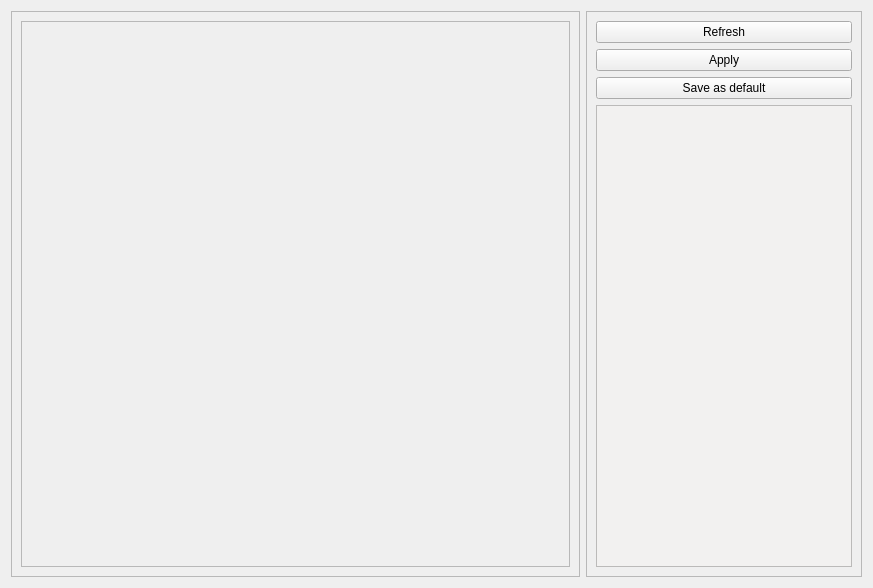
Above: march_rqt_gait_selection/resource/gait_selection.ui from project-march/ProjectMarch before the change. Below: the same form after it.
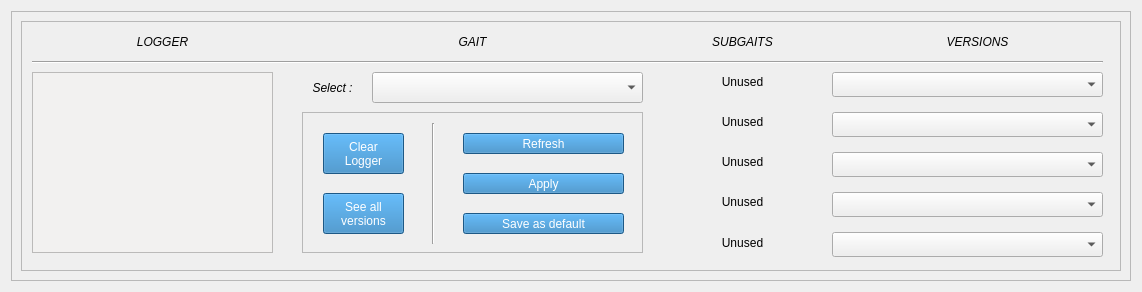
That is the form after the change.

Commit message:
Created a new UI for the march rqt gait selection interface using the qt application.
It has a new layout which differs a lot from the old version. It is much more compact and is build to be opened next to the march rqt input device.

The edit to the form file:
```diff
--- a/march_rqt_gait_selection/resource/gait_selection.ui
+++ b/march_rqt_gait_selection/resource/gait_selection.ui
@@ -6,10 +6,22 @@
    <rect>
     <x>0</x>
     <y>0</y>
-    <width>873</width>
-    <height>588</height>
+    <width>1138</width>
+    <height>288</height>
    </rect>
   </property>
+  <property name="sizePolicy">
+   <sizepolicy hsizetype="MinimumExpanding" vsizetype="MinimumExpanding">
+    <horstretch>1</horstretch>
+    <verstretch>1</verstretch>
+   </sizepolicy>
+  </property>
+  <property name="maximumSize">
+   <size>
+    <width>16777215</width>
+    <height>16777215</height>
+   </size>
+  </property>
   <property name="windowTitle">
    <string>March Gait Selection</string>
   </property>
@@ -25,90 +37,650 @@
     padding: 0 3px 0 3px;
 }</string>
   </property>
-  <layout class="QGridLayout" name="gridLayout">
-   <item row="0" column="1">
-    <widget class="QFrame" name="Settings">
-     <property name="sizePolicy">
-      <sizepolicy hsizetype="Fixed" vsizetype="Preferred">
-       <horstretch>0</horstretch>
-       <verstretch>0</verstretch>
-      </sizepolicy>
-     </property>
-     <property name="frameShape">
-      <enum>QFrame::StyledPanel</enum>
-     </property>
-     <property name="frameShadow">
-      <enum>QFrame::Raised</enum>
-     </property>
-     <layout class="QVBoxLayout" name="verticalLayout">
-      <item>
-       <widget class="QPushButton" name="Refresh">
-        <property name="text">
-         <string>Refresh</string>
-        </property>
-       </widget>
-      </item>
-      <item>
-       <widget class="QPushButton" name="Apply">
-        <property name="text">
-         <string>Apply</string>
-        </property>
-       </widget>
-      </item>
-      <item>
-       <widget class="QPushButton" name="SaveDefault">
-        <property name="text">
-         <string>Save as default</string>
-        </property>
-       </widget>
-      </item>
-      <item>
-       <widget class="QPlainTextEdit" name="Log">
-        <property name="enabled">
-         <bool>false</bool>
-        </property>
-        <property name="autoFillBackground">
-         <bool>false</bool>
-        </property>
-        <property name="styleSheet">
-         <string notr="true">#Log {
-background-color: #F2F1F0
-}</string>
-        </property>
-       </widget>
-      </item>
-     </layout>
-    </widget>
-   </item>
+  <layout class="QGridLayout" name="gridLayout" rowstretch="0">
    <item row="0" column="0">
     <widget class="QFrame" name="Gaits">
      <property name="sizePolicy">
-      <sizepolicy hsizetype="MinimumExpanding" vsizetype="MinimumExpanding">
+      <sizepolicy hsizetype="Maximum" vsizetype="Maximum">
        <horstretch>0</horstretch>
        <verstretch>0</verstretch>
       </sizepolicy>
      </property>
+     <property name="layoutDirection">
+      <enum>Qt::LeftToRight</enum>
+     </property>
+     <property name="autoFillBackground">
+      <bool>false</bool>
+     </property>
      <property name="frameShape">
       <enum>QFrame::StyledPanel</enum>
      </property>
      <property name="frameShadow">
       <enum>QFrame::Raised</enum>
      </property>
-     <layout class="QVBoxLayout" name="verticalLayout_2">
+     <layout class="QVBoxLayout" name="HLayout_2" stretch="0">
       <item>
-       <widget class="QScrollArea" name="scrollArea">
+       <widget class="QScrollArea" name="GaitSelectionInterface">
+        <property name="enabled">
+         <bool>true</bool>
+        </property>
+        <property name="sizePolicy">
+         <sizepolicy hsizetype="Fixed" vsizetype="Fixed">
+          <horstretch>0</horstretch>
+          <verstretch>0</verstretch>
+         </sizepolicy>
+        </property>
+        <property name="minimumSize">
+         <size>
+          <width>1100</width>
+          <height>250</height>
+         </size>
+        </property>
+        <property name="layoutDirection">
+         <enum>Qt::LeftToRight</enum>
+        </property>
+        <property name="autoFillBackground">
+         <bool>false</bool>
+        </property>
         <property name="widgetResizable">
          <bool>true</bool>
         </property>
-        <widget class="QWidget" name="content">
+        <property name="alignment">
+         <set>Qt::AlignCenter</set>
+        </property>
+        <widget class="QWidget" name="Content">
          <property name="geometry">
           <rect>
            <x>0</x>
            <y>0</y>
-           <width>551</width>
-           <height>548</height>
+           <width>1098</width>
+           <height>248</height>
           </rect>
          </property>
+         <property name="autoFillBackground">
+          <bool>true</bool>
+         </property>
+         <widget class="QComboBox" name="GaitMenu">
+          <property name="enabled">
+           <bool>true</bool>
+          </property>
+          <property name="geometry">
+           <rect>
+            <x>350</x>
+            <y>50</y>
+            <width>271</width>
+            <height>31</height>
+           </rect>
+          </property>
+          <property name="sizePolicy">
+           <sizepolicy hsizetype="Expanding" vsizetype="Expanding">
+            <horstretch>0</horstretch>
+            <verstretch>0</verstretch>
+           </sizepolicy>
+          </property>
+          <property name="font">
+           <font>
+            <family>Ubuntu Condensed</family>
+           </font>
+          </property>
+         </widget>
+         <widget class="QScrollArea" name="Buttons">
+          <property name="enabled">
+           <bool>true</bool>
+          </property>
+          <property name="geometry">
+           <rect>
+            <x>280</x>
+            <y>90</y>
+            <width>341</width>
+            <height>141</height>
+           </rect>
+          </property>
+          <property name="sizePolicy">
+           <sizepolicy hsizetype="Expanding" vsizetype="Expanding">
+            <horstretch>0</horstretch>
+            <verstretch>0</verstretch>
+           </sizepolicy>
+          </property>
+          <property name="styleSheet">
+           <string notr="true">QPushButton{background:  #287cbc}
+QPushButton{color:  #FFFFFF}</string>
+          </property>
+          <property name="widgetResizable">
+           <bool>true</bool>
+          </property>
+          <widget class="QWidget" name="ButtonContent">
+           <property name="geometry">
+            <rect>
+             <x>0</x>
+             <y>0</y>
+             <width>339</width>
+             <height>139</height>
+            </rect>
+           </property>
+           <widget class="QPushButton" name="SaveDefault">
+            <property name="geometry">
+             <rect>
+              <x>160</x>
+              <y>100</y>
+              <width>161</width>
+              <height>21</height>
+             </rect>
+            </property>
+            <property name="sizePolicy">
+             <sizepolicy hsizetype="Expanding" vsizetype="Expanding">
+              <horstretch>0</horstretch>
+              <verstretch>0</verstretch>
+             </sizepolicy>
+            </property>
+            <property name="toolTip">
+             <string>&lt;html&gt;&lt;head/&gt;&lt;body&gt;&lt;p&gt;Save the current selected versions as default&lt;/p&gt;&lt;/body&gt;&lt;/html&gt;</string>
+            </property>
+            <property name="styleSheet">
+             <string notr="true"/>
+            </property>
+            <property name="text">
+             <string>Save as default</string>
+            </property>
+           </widget>
+           <widget class="QPushButton" name="Apply">
+            <property name="geometry">
+             <rect>
+              <x>160</x>
+              <y>60</y>
+              <width>161</width>
+              <height>21</height>
+             </rect>
+            </property>
+            <property name="sizePolicy">
+             <sizepolicy hsizetype="Expanding" vsizetype="Expanding">
+              <horstretch>0</horstretch>
+              <verstretch>0</verstretch>
+             </sizepolicy>
+            </property>
+            <property name="toolTip">
+             <string>&lt;html&gt;&lt;head/&gt;&lt;body&gt;&lt;p&gt;Apply the current changes, if another gait is selected the changes will be lost&lt;/p&gt;&lt;/body&gt;&lt;/html&gt;</string>
+            </property>
+            <property name="styleSheet">
+             <string notr="true"/>
+            </property>
+            <property name="text">
+             <string>Apply</string>
+            </property>
+           </widget>
+           <widget class="QPushButton" name="Refresh">
+            <property name="geometry">
+             <rect>
+              <x>160</x>
+              <y>20</y>
+              <width>161</width>
+              <height>21</height>
+             </rect>
+            </property>
+            <property name="sizePolicy">
+             <sizepolicy hsizetype="Expanding" vsizetype="Expanding">
+              <horstretch>0</horstretch>
+              <verstretch>0</verstretch>
+             </sizepolicy>
+            </property>
+            <property name="toolTip">
+             <string>&lt;html&gt;&lt;head/&gt;&lt;body&gt;&lt;p&gt;Refresh the gait version map&lt;/p&gt;&lt;/body&gt;&lt;/html&gt;</string>
+            </property>
+            <property name="styleSheet">
+             <string notr="true"/>
+            </property>
+            <property name="text">
+             <string>Refresh</string>
+            </property>
+           </widget>
+           <widget class="QPushButton" name="ClearLogger">
+            <property name="geometry">
+             <rect>
+              <x>20</x>
+              <y>20</y>
+              <width>81</width>
+              <height>41</height>
+             </rect>
+            </property>
+            <property name="text">
+             <string>Clear 
+Logger</string>
+            </property>
+           </widget>
+           <widget class="QPushButton" name="SeeAllVersions">
+            <property name="geometry">
+             <rect>
+              <x>20</x>
+              <y>80</y>
+              <width>81</width>
+              <height>41</height>
+             </rect>
+            </property>
+            <property name="toolTip">
+             <string>&lt;html&gt;&lt;head/&gt;&lt;body&gt;&lt;p&gt;Create pop up to display all gaits and subgait versions&lt;/p&gt;&lt;/body&gt;&lt;/html&gt;</string>
+            </property>
+            <property name="text">
+             <string>See all 
+versions</string>
+            </property>
+           </widget>
+           <widget class="Line" name="Splitter">
+            <property name="geometry">
+             <rect>
+              <x>120</x>
+              <y>10</y>
+              <width>20</width>
+              <height>121</height>
+             </rect>
+            </property>
+            <property name="orientation">
+             <enum>Qt::Vertical</enum>
+            </property>
+           </widget>
+          </widget>
+         </widget>
+         <widget class="QLabel" name="LabelSubgait">
+          <property name="geometry">
+           <rect>
+            <x>630</x>
+            <y>10</y>
+            <width>181</width>
+            <height>20</height>
+           </rect>
+          </property>
+          <property name="sizePolicy">
+           <sizepolicy hsizetype="Expanding" vsizetype="Expanding">
+            <horstretch>0</horstretch>
+            <verstretch>0</verstretch>
+           </sizepolicy>
+          </property>
+          <property name="font">
+           <font>
+            <italic>true</italic>
+           </font>
+          </property>
+          <property name="text">
+           <string>SUBGAITS</string>
+          </property>
+          <property name="alignment">
+           <set>Qt::AlignCenter</set>
+          </property>
+         </widget>
+         <widget class="QPlainTextEdit" name="Log">
+          <property name="enabled">
+           <bool>false</bool>
+          </property>
+          <property name="geometry">
+           <rect>
+            <x>10</x>
+            <y>50</y>
+            <width>241</width>
+            <height>181</height>
+           </rect>
+          </property>
+          <property name="sizePolicy">
+           <sizepolicy hsizetype="Expanding" vsizetype="Expanding">
+            <horstretch>0</horstretch>
+            <verstretch>0</verstretch>
+           </sizepolicy>
+          </property>
+          <property name="autoFillBackground">
+           <bool>false</bool>
+          </property>
+          <property name="styleSheet">
+           <string notr="true">#Log {
+background-color: #F2F1F0
+}</string>
+          </property>
+          <property name="plainText">
+           <string/>
+          </property>
+         </widget>
+         <widget class="QLabel" name="LabelGait">
+          <property name="geometry">
+           <rect>
+            <x>280</x>
+            <y>10</y>
+            <width>341</width>
+            <height>20</height>
+           </rect>
+          </property>
+          <property name="sizePolicy">
+           <sizepolicy hsizetype="Expanding" vsizetype="Expanding">
+            <horstretch>0</horstretch>
+            <verstretch>0</verstretch>
+           </sizepolicy>
+          </property>
+          <property name="font">
+           <font>
+            <italic>true</italic>
+           </font>
+          </property>
+          <property name="text">
+           <string>GAIT</string>
+          </property>
+          <property name="alignment">
+           <set>Qt::AlignCenter</set>
+          </property>
+         </widget>
+         <widget class="QLabel" name="SubgaitLabel_0">
+          <property name="geometry">
+           <rect>
+            <x>630</x>
+            <y>50</y>
+            <width>181</width>
+            <height>20</height>
+           </rect>
+          </property>
+          <property name="sizePolicy">
+           <sizepolicy hsizetype="Expanding" vsizetype="Expanding">
+            <horstretch>0</horstretch>
+            <verstretch>0</verstretch>
+           </sizepolicy>
+          </property>
+          <property name="frameShape">
+           <enum>QFrame::NoFrame</enum>
+          </property>
+          <property name="frameShadow">
+           <enum>QFrame::Plain</enum>
+          </property>
+          <property name="text">
+           <string>Unused</string>
+          </property>
+          <property name="alignment">
+           <set>Qt::AlignCenter</set>
+          </property>
+         </widget>
+         <widget class="QLabel" name="SubgaitLabel_1">
+          <property name="geometry">
+           <rect>
+            <x>630</x>
+            <y>90</y>
+            <width>181</width>
+            <height>20</height>
+           </rect>
+          </property>
+          <property name="sizePolicy">
+           <sizepolicy hsizetype="Expanding" vsizetype="Expanding">
+            <horstretch>0</horstretch>
+            <verstretch>0</verstretch>
+           </sizepolicy>
+          </property>
+          <property name="text">
+           <string>Unused</string>
+          </property>
+          <property name="alignment">
+           <set>Qt::AlignCenter</set>
+          </property>
+         </widget>
+         <widget class="QLabel" name="SubgaitLabel_2">
+          <property name="geometry">
+           <rect>
+            <x>630</x>
+            <y>130</y>
+            <width>181</width>
+            <height>20</height>
+           </rect>
+          </property>
+          <property name="sizePolicy">
+           <sizepolicy hsizetype="Expanding" vsizetype="Expanding">
+            <horstretch>0</horstretch>
+            <verstretch>0</verstretch>
+           </sizepolicy>
+          </property>
+          <property name="text">
+           <string>Unused</string>
+          </property>
+          <property name="alignment">
+           <set>Qt::AlignCenter</set>
+          </property>
+         </widget>
+         <widget class="QLabel" name="SubgaitLabel_3">
+          <property name="geometry">
+           <rect>
+            <x>630</x>
+            <y>170</y>
+            <width>181</width>
+            <height>20</height>
+           </rect>
+          </property>
+          <property name="sizePolicy">
+           <sizepolicy hsizetype="Expanding" vsizetype="Expanding">
+            <horstretch>0</horstretch>
+            <verstretch>0</verstretch>
+           </sizepolicy>
+          </property>
+          <property name="text">
+           <string>Unused</string>
+          </property>
+          <property name="alignment">
+           <set>Qt::AlignCenter</set>
+          </property>
+         </widget>
+         <widget class="QLabel" name="SubgaitLabel_4">
+          <property name="enabled">
+           <bool>true</bool>
+          </property>
+          <property name="geometry">
+           <rect>
+            <x>630</x>
+            <y>210</y>
+            <width>181</width>
+            <height>21</height>
+           </rect>
+          </property>
+          <property name="sizePolicy">
+           <sizepolicy hsizetype="Expanding" vsizetype="Expanding">
+            <horstretch>0</horstretch>
+            <verstretch>0</verstretch>
+           </sizepolicy>
+          </property>
+          <property name="text">
+           <string>Unused</string>
+          </property>
+          <property name="alignment">
+           <set>Qt::AlignCenter</set>
+          </property>
+         </widget>
+         <widget class="QLabel" name="LabelSubgaitVersion">
+          <property name="geometry">
+           <rect>
+            <x>820</x>
+            <y>10</y>
+            <width>271</width>
+            <height>20</height>
+           </rect>
+          </property>
+          <property name="sizePolicy">
+           <sizepolicy hsizetype="Expanding" vsizetype="Expanding">
+            <horstretch>0</horstretch>
+            <verstretch>0</verstretch>
+           </sizepolicy>
+          </property>
+          <property name="font">
+           <font>
+            <italic>true</italic>
+           </font>
+          </property>
+          <property name="text">
+           <string>VERSIONS</string>
+          </property>
+          <property name="alignment">
+           <set>Qt::AlignCenter</set>
+          </property>
+         </widget>
+         <widget class="QComboBox" name="SubgaitMenu_0">
+          <property name="geometry">
+           <rect>
+            <x>810</x>
+            <y>50</y>
+            <width>271</width>
+            <height>25</height>
+           </rect>
+          </property>
+          <property name="sizePolicy">
+           <sizepolicy hsizetype="Expanding" vsizetype="Expanding">
+            <horstretch>0</horstretch>
+            <verstretch>0</verstretch>
+           </sizepolicy>
+          </property>
+          <property name="font">
+           <font>
+            <family>Ubuntu Condensed</family>
+           </font>
+          </property>
+         </widget>
+         <widget class="QComboBox" name="SubgaitMenu_1">
+          <property name="geometry">
+           <rect>
+            <x>810</x>
+            <y>90</y>
+            <width>271</width>
+            <height>25</height>
+           </rect>
+          </property>
+          <property name="sizePolicy">
+           <sizepolicy hsizetype="Expanding" vsizetype="Expanding">
+            <horstretch>0</horstretch>
+            <verstretch>0</verstretch>
+           </sizepolicy>
+          </property>
+          <property name="font">
+           <font>
+            <family>Ubuntu Condensed</family>
+           </font>
+          </property>
+         </widget>
+         <widget class="QComboBox" name="SubgaitMenu_2">
+          <property name="geometry">
+           <rect>
+            <x>810</x>
+            <y>130</y>
+            <width>271</width>
+            <height>25</height>
+           </rect>
+          </property>
+          <property name="sizePolicy">
+           <sizepolicy hsizetype="Expanding" vsizetype="Expanding">
+            <horstretch>0</horstretch>
+            <verstretch>0</verstretch>
+           </sizepolicy>
+          </property>
+          <property name="font">
+           <font>
+            <family>Ubuntu Condensed</family>
+           </font>
+          </property>
+         </widget>
+         <widget class="QComboBox" name="SubgaitMenu_3">
+          <property name="geometry">
+           <rect>
+            <x>810</x>
+            <y>170</y>
+            <width>271</width>
+            <height>25</height>
+           </rect>
+          </property>
+          <property name="sizePolicy">
+           <sizepolicy hsizetype="Expanding" vsizetype="Expanding">
+            <horstretch>0</horstretch>
+            <verstretch>0</verstretch>
+           </sizepolicy>
+          </property>
+          <property name="font">
+           <font>
+            <family>Ubuntu Condensed</family>
+           </font>
+          </property>
+         </widget>
+         <widget class="QComboBox" name="SubgaitMenu_4">
+          <property name="geometry">
+           <rect>
+            <x>810</x>
+            <y>210</y>
+            <width>271</width>
+            <height>25</height>
+           </rect>
+          </property>
+          <property name="sizePolicy">
+           <sizepolicy hsizetype="Expanding" vsizetype="Expanding">
+            <horstretch>0</horstretch>
+            <verstretch>0</verstretch>
+           </sizepolicy>
+          </property>
+          <property name="font">
+           <font>
+            <family>Ubuntu Condensed</family>
+           </font>
+          </property>
+         </widget>
+         <widget class="QLabel" name="LabelLogger">
+          <property name="geometry">
+           <rect>
+            <x>10</x>
+            <y>10</y>
+            <width>261</width>
+            <height>20</height>
+           </rect>
+          </property>
+          <property name="sizePolicy">
+           <sizepolicy hsizetype="Expanding" vsizetype="Expanding">
+            <horstretch>0</horstretch>
+            <verstretch>0</verstretch>
+           </sizepolicy>
+          </property>
+          <property name="font">
+           <font>
+            <italic>true</italic>
+           </font>
+          </property>
+          <property name="text">
+           <string>LOGGER</string>
+          </property>
+          <property name="alignment">
+           <set>Qt::AlignCenter</set>
+          </property>
+         </widget>
+         <widget class="Line" name="line_2">
+          <property name="geometry">
+           <rect>
+            <x>10</x>
+            <y>30</y>
+            <width>1071</width>
+            <height>20</height>
+           </rect>
+          </property>
+          <property name="orientation">
+           <enum>Qt::Horizontal</enum>
+          </property>
+         </widget>
+         <widget class="QLabel" name="LabelGait_2">
+          <property name="geometry">
+           <rect>
+            <x>280</x>
+            <y>50</y>
+            <width>61</width>
+            <height>31</height>
+           </rect>
+          </property>
+          <property name="sizePolicy">
+           <sizepolicy hsizetype="Expanding" vsizetype="Expanding">
+            <horstretch>0</horstretch>
+            <verstretch>0</verstretch>
+           </sizepolicy>
+          </property>
+          <property name="font">
+           <font>
+            <italic>true</italic>
+           </font>
+          </property>
+          <property name="text">
+           <string>Select :</string>
+          </property>
+          <property name="alignment">
+           <set>Qt::AlignCenter</set>
+          </property>
+         </widget>
         </widget>
        </widget>
       </item>
```
The commit also changes 1 other file.
